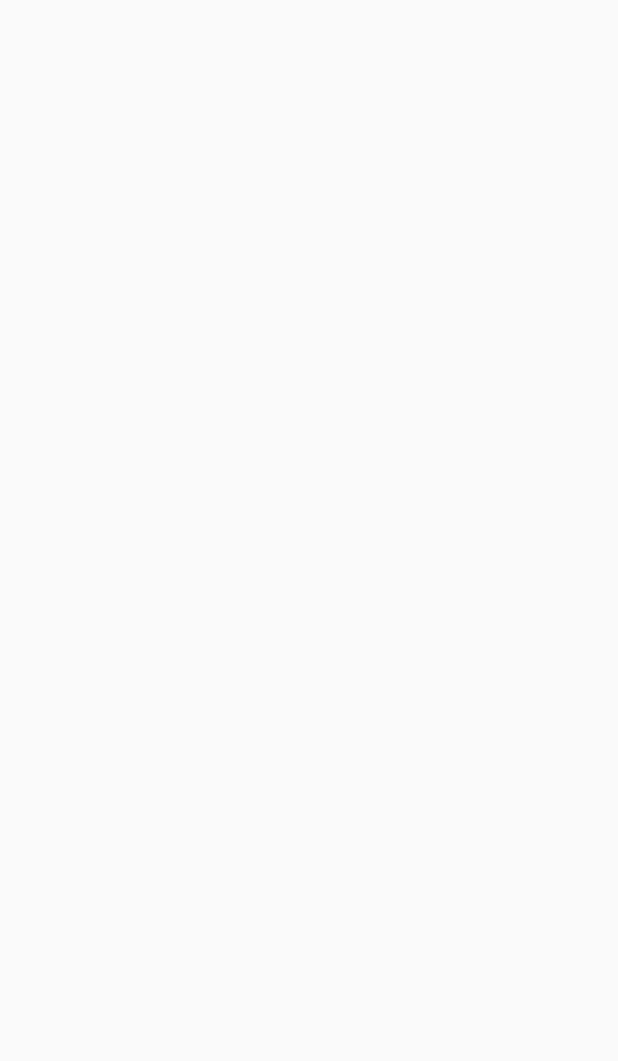
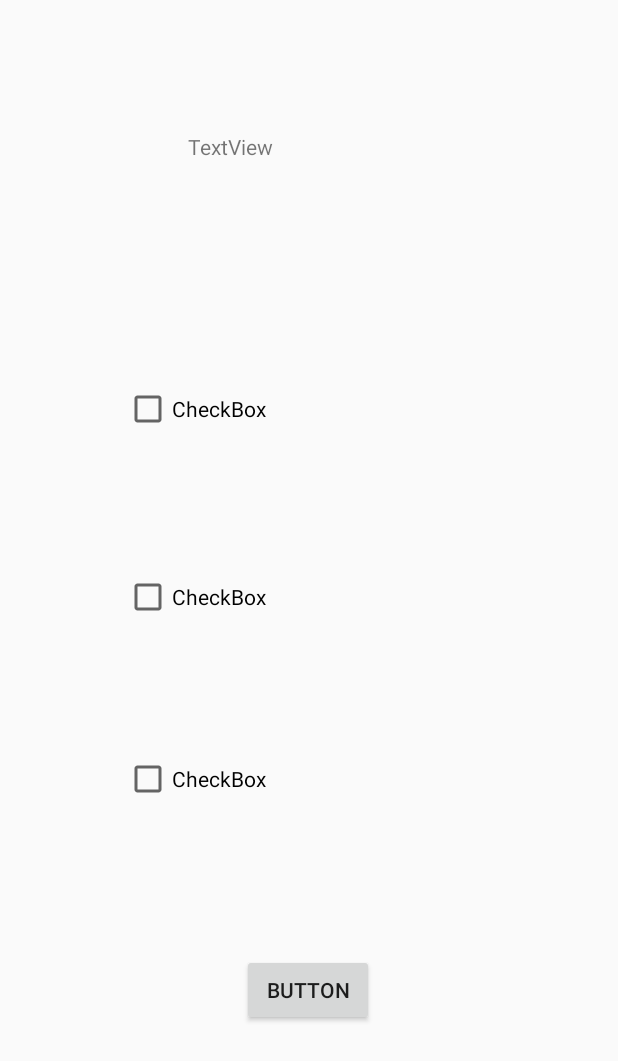
Before and after one commit to MikelPedro/Segunda-Entrega-DAS, an Android app: the JugarActivity screen opened directly, with no data from a screen before it, on a phone screen of 412 x 824 dp. Before the commit the part shown is empty. Shown: the top 1061 px of the screen. Run offline under Robolectric (Android 15) with nearby library versions, the phone set to English and light mode, and no system bars.

Commit message:
Layout Juego

```diff
--- a/app/src/main/java/com/example/primera_entrega_das/JugarActivity.java
+++ b/app/src/main/java/com/example/primera_entrega_das/JugarActivity.java
@@ -7,6 +7,7 @@ import android.util.Log;
 import android.widget.TextView;
 
 import java.util.ArrayList;
+import java.util.Random;
 
 public class JugarActivity extends AppCompatActivity {
     private ArrayList<ModeloPregunta> listaPreguntasTemas;
@@ -23,15 +24,26 @@ public class JugarActivity extends AppCompatActivity {
 
             OperacionesBD bd = new OperacionesBD(this,1);
             listaPreguntasTemas = bd.obtenerPreguntaTema(tema);
-            Log.d("PREGUNTA SOBRE TEMA",listaPreguntasTemas.get(0).getPregunta());
-            Log.d("PREGUNTA SOBRE TEMA",listaPreguntasTemas.get(0).getRespuesta1());
-            Log.d("PREGUNTA SOBRE TEMA",listaPreguntasTemas.get(0).getRespuesta2());
-            Log.d("PREGUNTA SOBRE TEMA",listaPreguntasTemas.get(0).getRespuesta3());
-            Log.d("PREGUNTA SOBRE TEMA",listaPreguntasTemas.get(0).getRespuestaCorrecta());
+
+            // Indice aleatorio para obtener una pregunta aleatoria
+            Random random = new Random();
+            int iAleatorio = random.nextInt(listaPreguntasTemas.size());
+
+            // Manera de obtener la pregunta correspondiente al índice aleatorio
+            ModeloPregunta mPregunta = listaPreguntasTemas.get(iAleatorio);
+
+
+
+            Log.d("PREGUNTA SOBRE TEMA",listaPreguntasTemas.get(iAleatorio).getPregunta());
+            Log.d("PREGUNTA SOBRE TEMA",listaPreguntasTemas.get(iAleatorio).getRespuesta1());
+            Log.d("PREGUNTA SOBRE TEMA",listaPreguntasTemas.get(iAleatorio).getRespuesta2());
+            Log.d("PREGUNTA SOBRE TEMA",listaPreguntasTemas.get(iAleatorio).getRespuesta3());
+            Log.d("PREGUNTA SOBRE TEMA",listaPreguntasTemas.get(iAleatorio).getRespuestaCorrecta());
             Log.d("PREGUNTA SOBRE TEMA", String.valueOf(listaPreguntasTemas.size()));
             //Funciona
             // Habria que recorrer todas las preguntas, seleccionar una de manera aleatoria y mirar
             //la correcta
+            //Guardar Pregunta en un fichero ?
         }
 
 
--- a/app/src/main/java/com/example/primera_entrega_das/OperacionesBD.java
+++ b/app/src/main/java/com/example/primera_entrega_das/OperacionesBD.java
@@ -76,11 +76,11 @@ public class OperacionesBD extends BD{
 
         SQLiteDatabase db = getReadableDatabase();
 
-        String[] losTemas = new String[1];
-        losTemas[0] = tema;
+        String[] elTema = new String[1];
+        elTema[0] = tema;
 
         //Consulta a realizar en base al tema que se ha seleccionado en la app
-        Cursor cu = db.rawQuery("SELECT * FROM Cuestionario WHERE Tema=?", losTemas);
+        Cursor cu = db.rawQuery("SELECT * FROM Cuestionario WHERE Tema=?", elTema);
 
         //obtener los datos de la consulta
         while (cu.moveToNext()){
--- a/app/src/main/res/layout/activity_jugar.xml
+++ b/app/src/main/res/layout/activity_jugar.xml
@@ -6,4 +6,58 @@
     android:layout_height="match_parent"
     tools:context=".JugarActivity">
 
+    <CheckBox
+        android:id="@+id/checkBox"
+        android:layout_width="246dp"
+        android:layout_height="57dp"
+        android:layout_marginTop="68dp"
+        android:text="CheckBox"
+        app:layout_constraintEnd_toEndOf="parent"
+        app:layout_constraintHorizontal_bias="0.496"
+        app:layout_constraintStart_toStartOf="parent"
+        app:layout_constraintTop_toBottomOf="@+id/checkBox3" />
+
+    <CheckBox
+        android:id="@+id/checkBox1"
+        android:layout_width="246dp"
+        android:layout_height="57dp"
+        android:layout_marginTop="64dp"
+        android:text="CheckBox"
+        app:layout_constraintEnd_toEndOf="parent"
+        app:layout_constraintHorizontal_bias="0.496"
+        app:layout_constraintStart_toStartOf="parent"
+        app:layout_constraintTop_toBottomOf="@+id/checkBox" />
+
+    <TextView
+        android:id="@+id/textView"
+        android:layout_width="160dp"
+        android:layout_height="56dp"
+        android:layout_marginTop="88dp"
+        android:text="TextView"
+        app:layout_constraintEnd_toEndOf="parent"
+        app:layout_constraintHorizontal_bias="0.498"
+        app:layout_constraintStart_toStartOf="parent"
+        app:layout_constraintTop_toTopOf="parent" />
+
+    <Button
+        android:id="@+id/button6"
+        android:layout_width="wrap_content"
+        android:layout_height="wrap_content"
+        android:layout_marginTop="88dp"
+        android:text="Button"
+        app:layout_constraintEnd_toEndOf="parent"
+        app:layout_constraintHorizontal_bias="0.498"
+        app:layout_constraintStart_toStartOf="parent"
+        app:layout_constraintTop_toBottomOf="@+id/checkBox1" />
+
+    <CheckBox
+        android:id="@+id/checkBox3"
+        android:layout_width="246dp"
+        android:layout_height="57dp"
+        android:layout_marginTop="100dp"
+        android:text="CheckBox"
+        app:layout_constraintEnd_toEndOf="parent"
+        app:layout_constraintHorizontal_bias="0.496"
+        app:layout_constraintStart_toStartOf="parent"
+        app:layout_constraintTop_toBottomOf="@+id/textView" />
 </androidx.constraintlayout.widget.ConstraintLayout>
```
